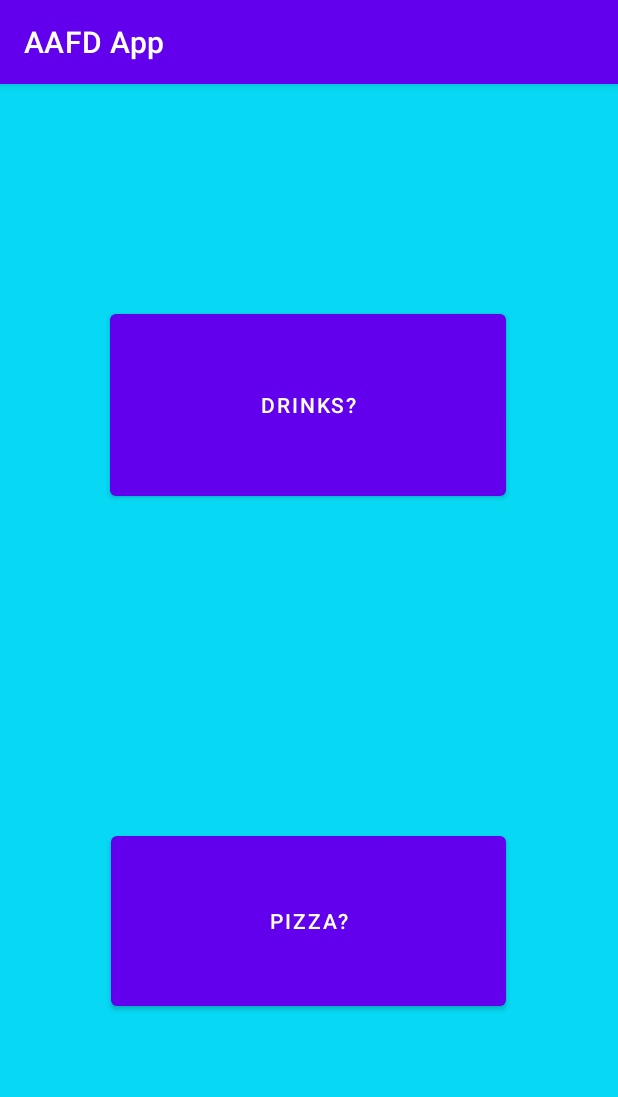
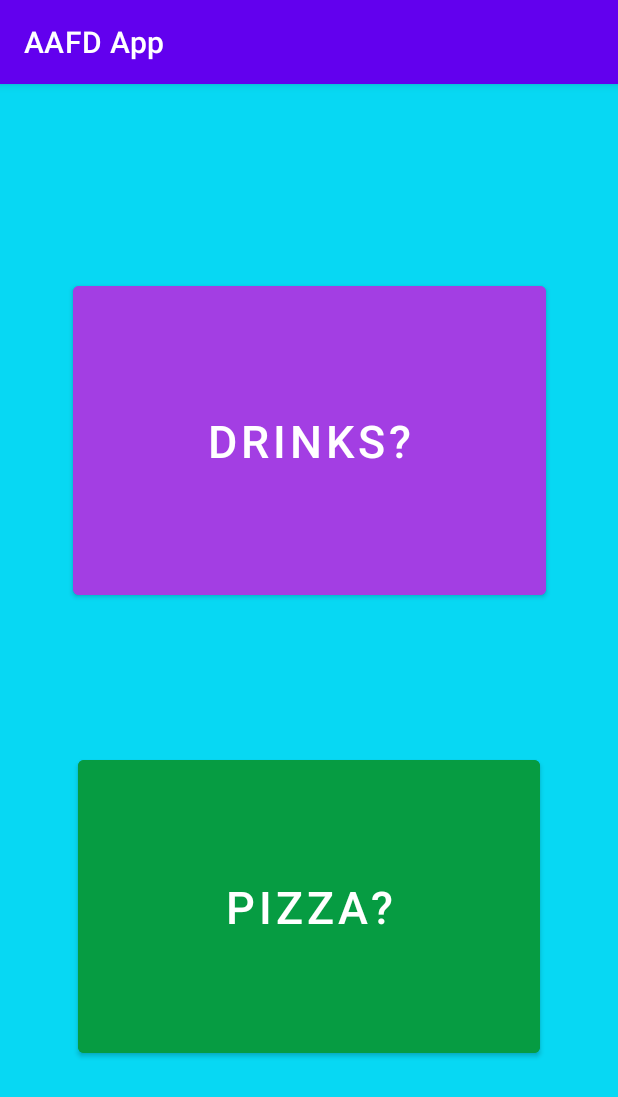
Before and after one commit to jlavine0/SPAngelasAFDelivery, an Android app: the screen it shows after launch (MainActivity), on a phone screen of 412 x 824 dp. Shown: the top 1097 px of the screen. Run offline under Robolectric (Android 15) with nearby library versions, the light colour scheme and no system bars.

Commit message:
Added Angela's Design to activity_main
Angela's code added to activity_main.xml

```diff
--- a/AAFDApp/app/src/main/res/layout/activity_main.xml
+++ b/AAFDApp/app/src/main/res/layout/activity_main.xml
@@ -9,33 +9,38 @@
 
     <Button
         android:id="@+id/button2"
-        android:layout_width="264dp"
-        android:layout_height="133dp"
+        android:layout_width="315dp"
+        android:layout_height="218dp"
         android:layout_marginStart="60dp"
         android:layout_marginTop="128dp"
         android:layout_marginEnd="60dp"
         android:layout_marginBottom="97dp"
+        android:backgroundTint="#A33EE3"
         android:text="Drinks?"
-        app:iconTint="#BC0CDA"
+        android:textColor="@color/white"
+        android:textSize="30sp"
+        app:iconTint="#BA4C29"
         app:layout_constraintBottom_toTopOf="@+id/button3"
         app:layout_constraintEnd_toEndOf="parent"
-        app:layout_constraintHorizontal_bias="0.481"
+        app:layout_constraintHorizontal_bias="0.5"
         app:layout_constraintStart_toStartOf="parent"
         app:layout_constraintTop_toTopOf="parent"
-        app:strokeColor="#9C27B0" />
+        app:layout_constraintVertical_bias="0.457"
+        app:strokeColor="@color/purple_200" />
 
     <Button
         android:id="@+id/button3"
-        android:layout_width="263dp"
-        android:layout_height="125dp"
+        android:layout_width="308dp"
+        android:layout_height="207dp"
         android:layout_marginStart="60dp"
-        android:layout_marginTop="97dp"
         android:layout_marginEnd="60dp"
-        android:layout_marginBottom="128dp"
+        android:layout_marginBottom="116dp"
+        android:backgroundTint="#069C42"
         android:text="Pizza?"
+        android:textColor="@color/white"
+        android:textSize="30sp"
         app:layout_constraintBottom_toBottomOf="parent"
         app:layout_constraintEnd_toEndOf="parent"
-        app:layout_constraintHorizontal_bias="0.49"
-        app:layout_constraintStart_toStartOf="parent"
-        app:layout_constraintTop_toBottomOf="@+id/button2" />
+        app:layout_constraintHorizontal_bias="0.5"
+        app:layout_constraintStart_toStartOf="parent" />
 </androidx.constraintlayout.widget.ConstraintLayout>
```
